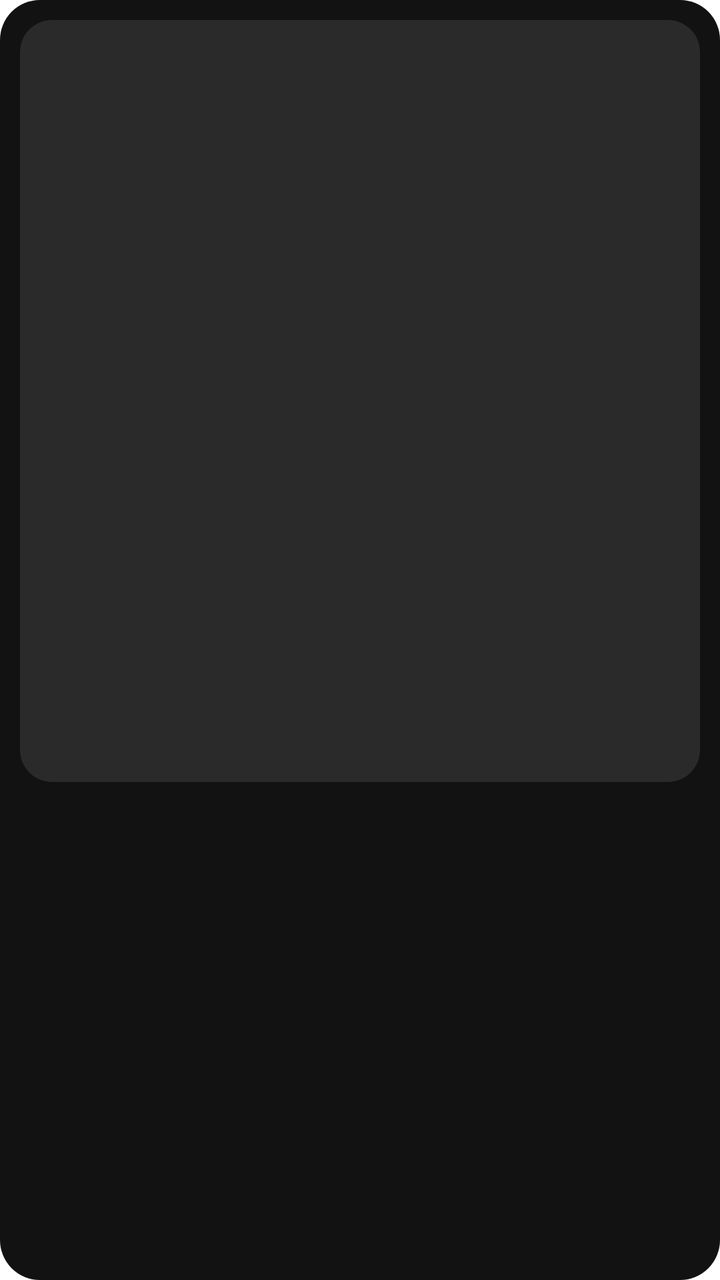
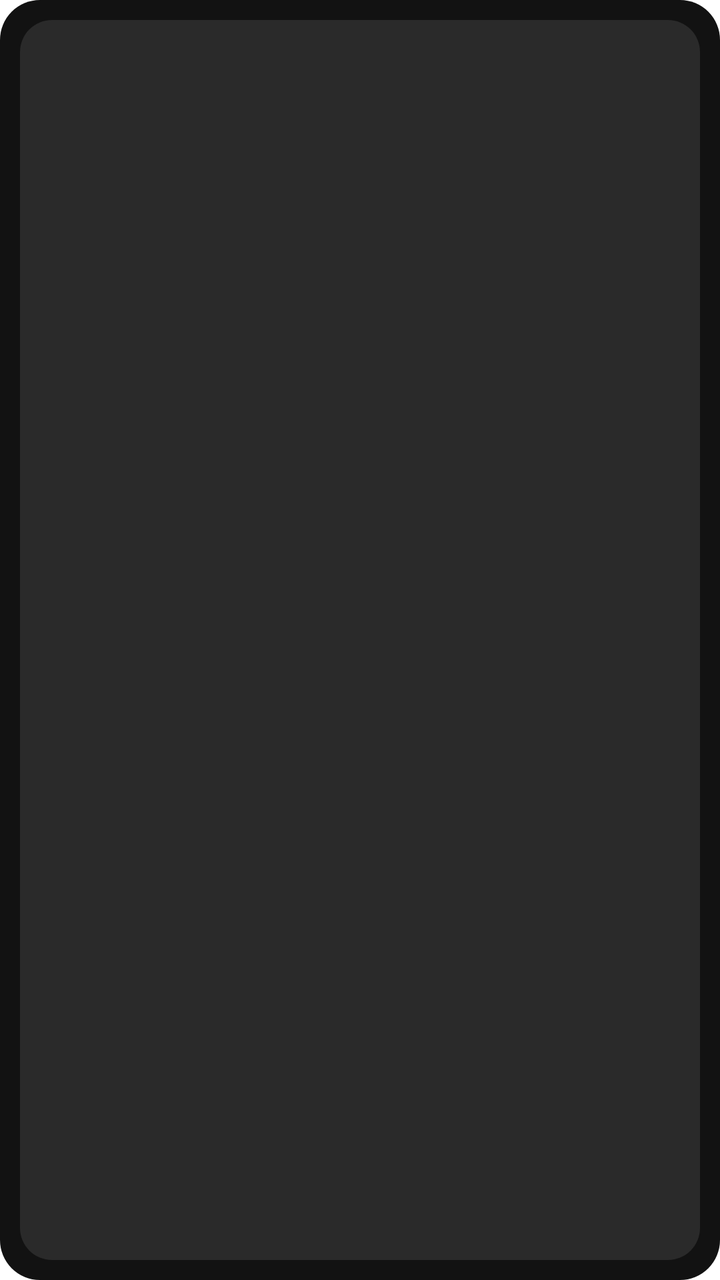

Compare the two renders of this Android layout. The source of the first and the diff that turns it into the second are given below.
<!-- AndroidManifest.xml: fallback theme Theme.MaterialComponents.DayNight.NoActionBar -->
<!-- res/layout/tap_na_widget_tall.xml -->
<?xml version="1.0" encoding="utf-8"?>
<LinearLayout xmlns:android="http://schemas.android.com/apk/res/android"
    android:id="@+id/widget_root"
    android:layout_width="match_parent"
    android:layout_height="match_parent"
    android:background="@drawable/widget_shell"
    android:orientation="vertical"
    android:padding="10dp">

    <LinearLayout
        android:id="@+id/widget_identity"
        android:layout_width="match_parent"
        android:layout_height="0dp"
        android:layout_weight="5"
        android:background="@drawable/widget_panel"
        android:gravity="center_horizontal"
        android:orientation="vertical"
        android:padding="12dp">

        <ImageView
            android:id="@+id/widget_avatar"
            android:layout_width="match_parent"
            android:layout_height="0dp"
            android:layout_weight="1"
            android:adjustViewBounds="true"
            android:contentDescription="@string/widget_profile_description"
            android:scaleType="fitCenter" />

        <TextView
            android:id="@+id/widget_name"
            android:layout_width="wrap_content"
            android:layout_height="wrap_content"
            android:layout_marginTop="8dp"
            android:ellipsize="end"
            android:gravity="center"
            android:maxLines="1"
            android:textColor="#FFFFFF"
            android:textSize="16sp"
            android:textStyle="bold" />

        <TextView
            android:id="@+id/widget_title"
            android:layout_width="wrap_content"
            android:layout_height="wrap_content"
            android:ellipsize="end"
            android:gravity="center"
            android:maxLines="1"
            android:textColor="#A1A1AA"
            android:textSize="12sp" />

        <TextView
            android:id="@+id/widget_company"
            android:layout_width="wrap_content"
            android:layout_height="wrap_content"
            android:ellipsize="end"
            android:gravity="center"
            android:maxLines="1"
            android:textColor="#71717A"
            android:textSize="12sp" />
    </LinearLayout>

    <ImageView
        android:id="@+id/widget_qr"
        android:layout_width="match_parent"
        android:layout_height="0dp"
        android:layout_marginTop="10dp"
        android:layout_weight="3"
        android:adjustViewBounds="true"
        android:contentDescription="@string/widget_qr_description"
        android:scaleType="fitCenter" />
</LinearLayout>
<!-- resources referenced by this layout -->
<resources>
  <!-- drawable widget_panel (drawable) -->
  <?xml version="1.0" encoding="utf-8"?>
  <shape xmlns:android="http://schemas.android.com/apk/res/android" android:shape="rectangle">
      <solid android:color="#2A2A2A" />
      <corners android:radius="16dp" />
  </shape>
  <!-- drawable widget_shell (drawable) -->
  <?xml version="1.0" encoding="utf-8"?>
  <shape xmlns:android="http://schemas.android.com/apk/res/android" android:shape="rectangle">
      <solid android:color="#121212" />
      <corners android:radius="20dp" />
  </shape>
  <string name="widget_profile_description">Tall profile card with photo, details, and QR code.</string>
  <string name="widget_qr_description">QR code only. People scan this to open your Tap Na profile.</string>
</resources>

<!-- the commit's change to res/layout/tap_na_widget_tall.xml (unified diff, before → after) -->
@@ -1,17 +1,15 @@
 <?xml version="1.0" encoding="utf-8"?>
-<LinearLayout xmlns:android="http://schemas.android.com/apk/res/android"
+<FrameLayout xmlns:android="http://schemas.android.com/apk/res/android"
     android:id="@+id/widget_root"
     android:layout_width="match_parent"
     android:layout_height="match_parent"
     android:background="@drawable/widget_shell"
-    android:orientation="vertical"
     android:padding="10dp">
 
     <LinearLayout
         android:id="@+id/widget_identity"
         android:layout_width="match_parent"
-        android:layout_height="0dp"
-        android:layout_weight="5"
+        android:layout_height="match_parent"
         android:background="@drawable/widget_panel"
         android:gravity="center_horizontal"
         android:orientation="vertical"
@@ -21,16 +19,16 @@
             android:id="@+id/widget_avatar"
             android:layout_width="match_parent"
             android:layout_height="0dp"
-            android:layout_weight="1"
+            android:layout_weight="3"
             android:adjustViewBounds="true"
             android:contentDescription="@string/widget_profile_description"
             android:scaleType="fitCenter" />
 
         <TextView
             android:id="@+id/widget_name"
-            android:layout_width="wrap_content"
+            android:layout_width="match_parent"
             android:layout_height="wrap_content"
-            android:layout_marginTop="8dp"
+            android:layout_marginTop="6dp"
             android:ellipsize="end"
             android:gravity="center"
             android:maxLines="1"
@@ -40,7 +38,7 @@
 
         <TextView
             android:id="@+id/widget_title"
-            android:layout_width="wrap_content"
+            android:layout_width="match_parent"
             android:layout_height="wrap_content"
             android:ellipsize="end"
             android:gravity="center"
@@ -50,22 +48,22 @@
 
         <TextView
             android:id="@+id/widget_company"
-            android:layout_width="wrap_content"
+            android:layout_width="match_parent"
             android:layout_height="wrap_content"
             android:ellipsize="end"
             android:gravity="center"
             android:maxLines="1"
             android:textColor="#71717A"
             android:textSize="12sp" />
+
+        <ImageView
+            android:id="@+id/widget_qr"
+            android:layout_width="match_parent"
+            android:layout_height="0dp"
+            android:layout_marginTop="10dp"
+            android:layout_weight="5"
+            android:adjustViewBounds="true"
+            android:contentDescription="@string/widget_qr_description"
+            android:scaleType="fitCenter" />
     </LinearLayout>
-
-    <ImageView
-        android:id="@+id/widget_qr"
-        android:layout_width="match_parent"
-        android:layout_height="0dp"
-        android:layout_marginTop="10dp"
-        android:layout_weight="3"
-        android:adjustViewBounds="true"
-        android:contentDescription="@string/widget_qr_description"
-        android:scaleType="fitCenter" />
-</LinearLayout>
+</FrameLayout>
